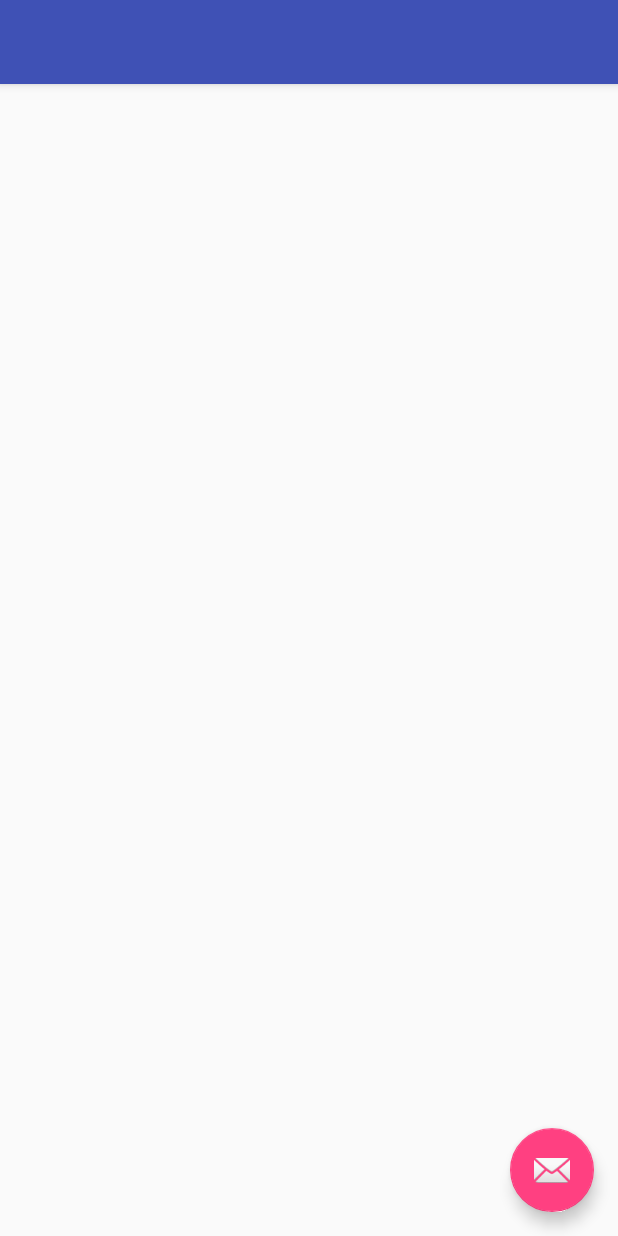
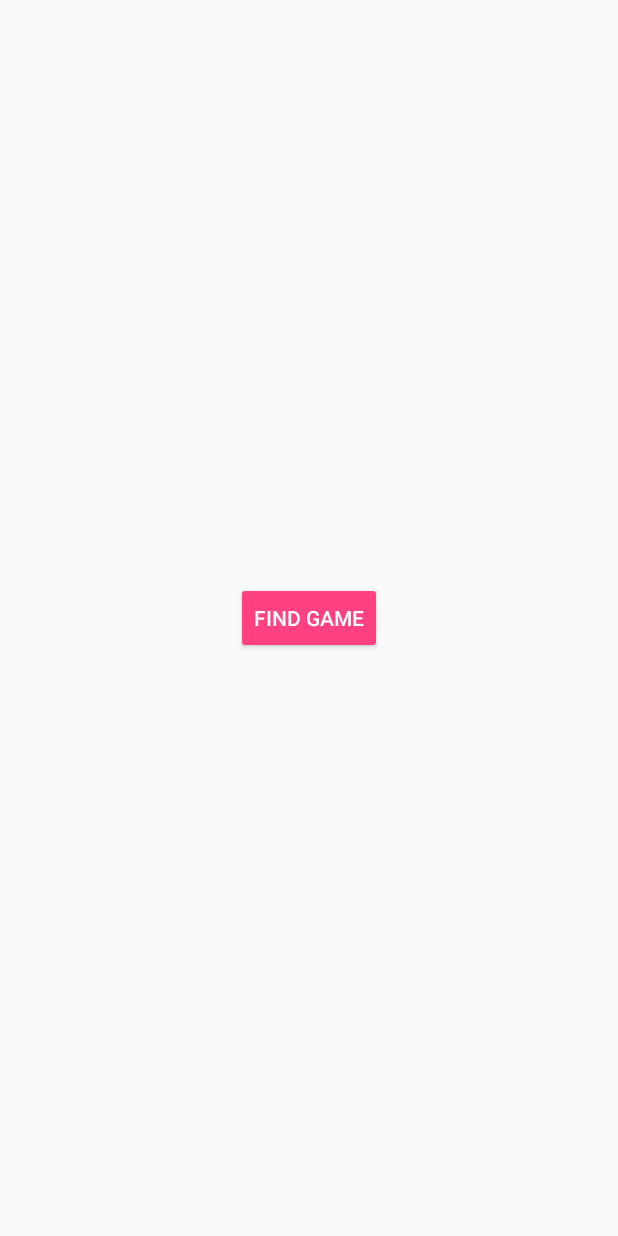
Before and after one commit to edwardrowens/StandYourGround, an Android app: the screen it shows after launch (FindMatchActivity), after a tap on "PLAY", on a phone screen of 412 x 824 dp. Run offline under Robolectric (Android 15) with nearby library versions, the light colour scheme and no system bars.

Commit message:
Working through matchmaking

```diff
--- a/app/src/main/AndroidManifest.xml
+++ b/app/src/main/AndroidManifest.xml
@@ -59,8 +59,7 @@
 
         <service
             android:name=".app.service.FindMatchService"
-            android:enabled="true"
-            android:exported="true"></service>
+            android:exported="false" />
     </application>
 
 </manifest>
--- a/app/src/main/java/com/ede/standyourground/app/activity/FindMatchActivity.java
+++ b/app/src/main/java/com/ede/standyourground/app/activity/FindMatchActivity.java
@@ -1,16 +1,49 @@
 package com.ede.standyourground.app.activity;
 
+import android.content.Intent;
 import android.os.Bundle;
+import android.os.Handler;
 import android.support.v7.app.AppCompatActivity;
+import android.view.View;
 
 import com.ede.standyourground.R;
+import com.ede.standyourground.app.service.FindMatchService;
+import com.ede.standyourground.framework.Logger;
+import com.ede.standyourground.framework.Receiver;
+import com.ede.standyourground.framework.StandYourGroundResultReceiver;
 
-public class FindMatchActivity extends AppCompatActivity {
+public class FindMatchActivity extends AppCompatActivity implements Receiver {
+
+    public static String FIND_MATCH_RESULT_RECEIVER = FindMatchActivity.class.getName() +".findMatchResultReceiver";
+    public static String OPPONENT = FindMatchActivity.class.getName() +".opponent";
+
+    private static Logger logger = new Logger(FindMatchActivity.class);
+
+    private StandYourGroundResultReceiver standYourGroundResultReceiver = new StandYourGroundResultReceiver(new Handler());
 
     @Override
     protected void onCreate(Bundle savedInstanceState) {
         super.onCreate(savedInstanceState);
         setContentView(R.layout.activity_find_match);
 
+        standYourGroundResultReceiver.setReceiver(this);
+    }
+
+    public void onSearch(View view) {
+        logger.i("Search button clicked!");
+        Intent intent = new Intent(this, FindMatchService.class);
+        intent.putExtra(FindMatchActivity.FIND_MATCH_RESULT_RECEIVER, standYourGroundResultReceiver);
+
+        //TODO create the request!
+
+        this.startService(intent);
+    }
+
+    @Override
+    public void onReceiveResult(int resultCode, Bundle resultData) {
+        logger.i("Match found!");
+        Intent intent = new Intent(this, MapsActivity.class);
+        intent.putExtra(OPPONENT, resultData);
+        this.startActivity(intent);
     }
 }
--- /dev/null
+++ b/app/src/main/java/com/ede/standyourground/framework/Receiver.java
@@ -0,0 +1,11 @@
+package com.ede.standyourground.framework;
+
+import android.os.Bundle;
+
+/**
+ * Created by Eddie on 2/11/2017.
+ */
+
+public interface Receiver {
+    void onReceiveResult(int resultCode, Bundle resultData);
+}
--- /dev/null
+++ b/app/src/main/java/com/ede/standyourground/framework/StandYourGroundResultReceiver.java
@@ -0,0 +1,29 @@
+package com.ede.standyourground.framework;
+
+import android.os.Bundle;
+import android.os.Handler;
+import android.os.ResultReceiver;
+
+/**
+ * Created by Eddie on 2/11/2017.
+ */
+
+public class StandYourGroundResultReceiver extends ResultReceiver {
+    private Receiver mReceiver;
+
+    public StandYourGroundResultReceiver(Handler handler) {
+        super(handler);
+    }
+
+    public void setReceiver(Receiver receiver) {
+        mReceiver = receiver;
+    }
+
+    @Override
+    protected void onReceiveResult(int resultCode, Bundle resultData) {
+
+        if (mReceiver != null) {
+            mReceiver.onReceiveResult(resultCode, resultData);
+        }
+    }
+}
--- a/app/src/main/res/layout/activity_find_match.xml
+++ b/app/src/main/res/layout/activity_find_match.xml
@@ -1,34 +1,22 @@
 <?xml version="1.0" encoding="utf-8"?>
-<android.support.design.widget.CoordinatorLayout xmlns:android="http://schemas.android.com/apk/res/android"
-    xmlns:app="http://schemas.android.com/apk/res-auto"
+<RelativeLayout xmlns:android="http://schemas.android.com/apk/res/android"
     xmlns:tools="http://schemas.android.com/tools"
+    android:id="@+id/activity_find_match"
     android:layout_width="match_parent"
     android:layout_height="match_parent"
-    android:fitsSystemWindows="true"
-    tools:context="com.ede.standyourground.app.activity.FindMatchActivity">
+    android:paddingBottom="@dimen/activity_vertical_margin"
+    android:paddingLeft="@dimen/activity_horizontal_margin"
+    android:paddingRight="@dimen/activity_horizontal_margin"
+    android:paddingTop="@dimen/activity_vertical_margin"
+    tools:context=".app.activity.MainActivity">
 
-    <android.support.design.widget.AppBarLayout
-        android:layout_width="match_parent"
-        android:layout_height="wrap_content"
-        android:theme="@style/AppTheme.AppBarOverlay">
-
-        <android.support.v7.widget.Toolbar
-            android:id="@+id/toolbar"
-            android:layout_width="match_parent"
-            android:layout_height="?attr/actionBarSize"
-            android:background="?attr/colorPrimary"
-            app:popupTheme="@style/AppTheme.PopupOverlay" />
-
-    </android.support.design.widget.AppBarLayout>
-
-    <include layout="@layout/content_find_match" />
-
-    <android.support.design.widget.FloatingActionButton
-        android:id="@+id/fab"
+    <Button
+        android:text="Find Game"
         android:layout_width="wrap_content"
         android:layout_height="wrap_content"
-        android:layout_gravity="bottom|end"
-        android:layout_margin="@dimen/fab_margin"
-        app:srcCompat="@android:drawable/ic_dialog_email" />
-
-</android.support.design.widget.CoordinatorLayout>
+        android:layout_centerVertical="true"
+        android:layout_centerHorizontal="true"
+        android:id="@+id/maps_button"
+        android:onClick="onSearch"
+        style="@style/Widget.AppCompat.Button.Colored" />
+</RelativeLayout>
```
Also changed, not shown: app/src/main/java/com/ede/standyourground/app/api/IpApi.java (added, +16 -0 lines), app/src/main/java/com/ede/standyourground/app/service/FindMatchService.java (+58 -30 lines), app/src/main/java/com/ede/standyourground/app/to/FindMatchRequestTO.java (+37 -1 lines), app/src/main/java/com/ede/standyourground/app/to/FindMatchResponseTO.java (+33 -1 lines), app/src/main/java/com/ede/standyourground/app/to/RetrievePublicIpTO.java (added, +17 -0 lines).
